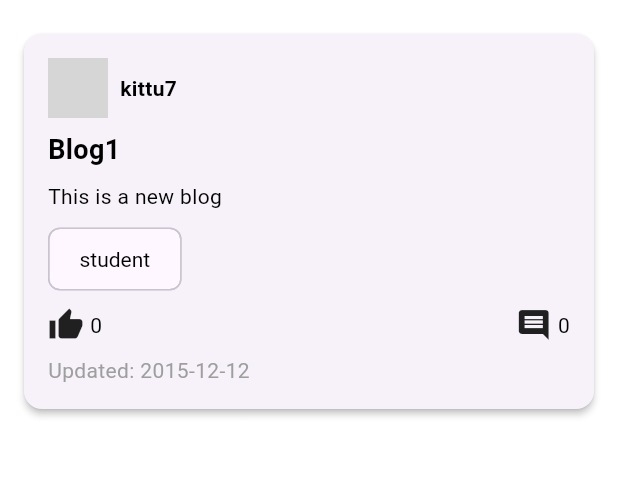
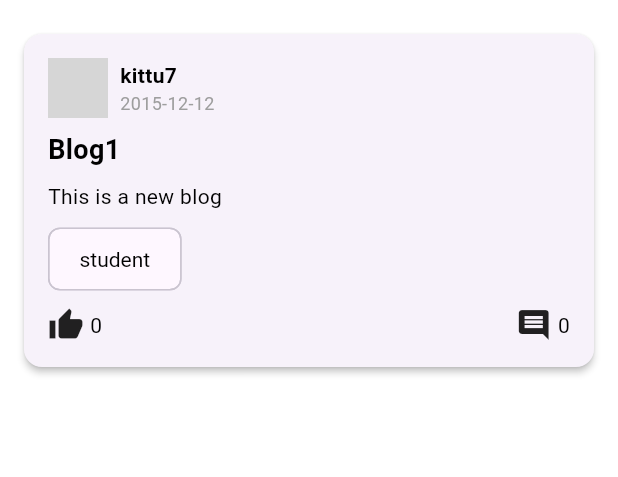
Before and after one commit to Jitendra797/Insta-Pro, a Flutter app: the HomePage screen opened directly, on a phone screen of 412 x 824 dp, the part 65-542 px from its top. Run offline on Flutter 3.47's test engine with Material 3 defaults, Android fonts, the phone set to English and light mode, and no system bars; our stand-ins replace get, iconsax; network calls fail; grey boxes are pictures that could not be loaded.

Commit message:
- Updated the blogcard.
- just updated the blogcard.

```diff
--- a/insta_pro/lib/blogcard/blogcard.dart
+++ b/insta_pro/lib/blogcard/blogcard.dart
@@ -26,9 +26,9 @@ class BlogCard extends StatelessWidget {
   Widget build(BuildContext context) {
     return Card(
       elevation: 2,
-      margin: const EdgeInsets.symmetric(vertical: 10, horizontal: 16),
+      margin: EdgeInsets.symmetric(vertical: 10, horizontal: 16),
       child: Padding(
-        padding: const EdgeInsets.all(16),
+        padding: EdgeInsets.all(16),
         child: Column(
           crossAxisAlignment: CrossAxisAlignment.start,
           children: [
@@ -38,56 +38,60 @@ class BlogCard extends StatelessWidget {
                   backgroundImage: NetworkImage(profileImageUrl),
                   radius: 20,
                 ),
-                const SizedBox(width: 8),
-                Text(
-                  authorName,
-                  style: const TextStyle(fontWeight: FontWeight.bold),
+                SizedBox(width: 8),
+                Column(
+                  crossAxisAlignment: CrossAxisAlignment.start,
+                  children: [
+                    Text(
+                      authorName,
+                      style: TextStyle(fontWeight: FontWeight.bold),
+                    ),
+                    Text(
+                      updatedTime,
+                      style: TextStyle(color: Colors.grey, fontSize: 12),
+                    ),
+                  ],
                 ),
               ],
             ),
-            const SizedBox(height: 8),
+            SizedBox(height: 8),
             Text(
               title,
-              style: const TextStyle(
+              style: TextStyle(
                 fontSize: 18,
                 fontWeight: FontWeight.bold,
               ),
             ),
-            const SizedBox(height: 8),
+            SizedBox(height: 8),
             Text(
               description,
               maxLines: 3,
               overflow: TextOverflow.ellipsis,
             ),
-            const SizedBox(height: 8),
+            SizedBox(height: 8),
             Wrap(
               spacing: 8,
               children: tags.map((tag) => Chip(label: Text(tag))).toList(),
             ),
-            const SizedBox(height: 8),
+            SizedBox(height: 8),
             Row(
               mainAxisAlignment: MainAxisAlignment.spaceBetween,
               children: [
                 Row(
                   children: [
-                    const Icon(Icons.thumb_up),
-                    const SizedBox(width: 4),
+                    Icon(Icons.thumb_up),
+                    SizedBox(width: 4),
                     Text('$likesCount'),
                   ],
                 ),
                 Row(
                   children: [
-                    const Icon(Icons.comment),
-                    const SizedBox(width: 4),
+                    Icon(Icons.comment),
+                    SizedBox(width: 4),
                     Text('$commentsCount'),
                   ],
                 ),
               ],
-            ),
-            const SizedBox(height: 8),
-            Text(
-              'Updated: $updatedTime',
-              style: const TextStyle(color: Colors.grey),
             ),
           ],
         ),
```
